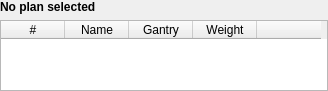
SlicerRt/SlicerRT, file Beams/Widgets/Resources/UI/qMRMLBeamsTableView.ui: the form before one commit.
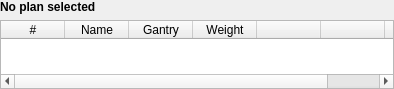
The form after the commit.

Commit message: Re #743: Refactored initializing beams: CreateDefaultBeamModel method was split into CreateDefaultDisplayNodes and CreateDefaultTransformNode, and these are called when node is added to a scene (SetScene). CreateDefaultBeamModel does not need to be called any more after creation; Cloning a beam now has its own button in beams table instead of it happening when Add beam button is clicked when a beam is selected (it was not intuitive)

Diff of the .ui file:
```diff
--- a/Beams/Widgets/Resources/UI/qMRMLBeamsTableView.ui
+++ b/Beams/Widgets/Resources/UI/qMRMLBeamsTableView.ui
@@ -6,8 +6,8 @@
    <rect>
     <x>0</x>
     <y>0</y>
-    <width>328</width>
-    <height>91</height>
+    <width>394</width>
+    <height>89</height>
    </rect>
   </property>
   <property name="sizePolicy">
@@ -78,7 +78,7 @@
       <bool>true</bool>
      </property>
      <property name="columnCount">
-      <number>5</number>
+      <number>7</number>
      </property>
      <attribute name="horizontalHeaderDefaultSectionSize">
       <number>64</number>
@@ -120,6 +120,12 @@
        <string/>
       </property>
      </column>
+     <column>
+      <property name="text">
+       <string/>
+      </property>
+     </column>
+     <column/>
     </widget>
    </item>
   </layout>
```
The commit also changes 11 other files.
